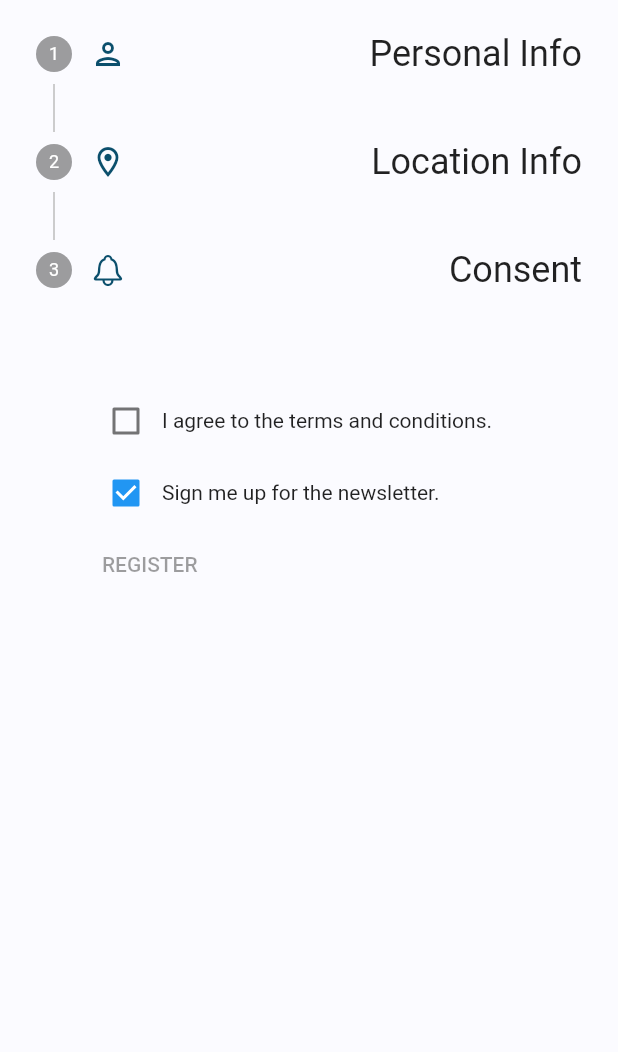
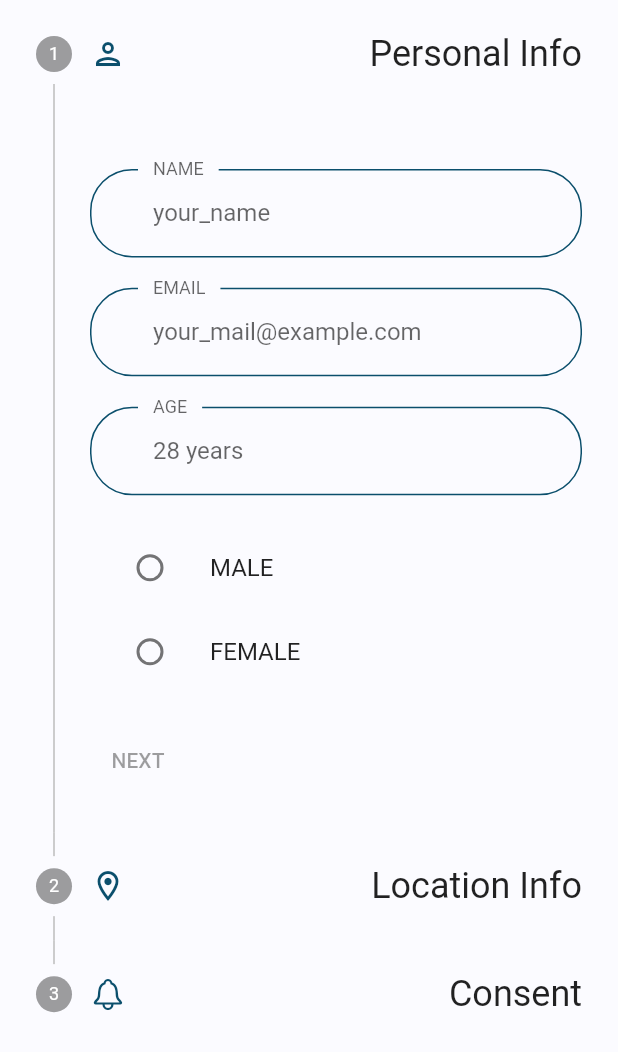
Before and after one commit to jeshu/doran-insurence-app, a Flutter app: the screen it shows after launch, on a phone screen of 412 x 824 dp. Shown: the top 1052 px of the screen. Run offline on Flutter 3.47's test engine with Material 2 defaults, Android fonts, the phone set to English and light mode, and no system bars; accounts and stored records are empty.

```diff
--- a/lib/screens/register_customers/components/body.dart
+++ b/lib/screens/register_customers/components/body.dart
@@ -12,7 +12,7 @@ class Body extends StatefulWidget {
 }
 
 class _BodyState extends State<Body> {
-  int _currentStep = 2;
+  int _currentStep = 0;
 
   void tapped(step) {
     if (step >= 3) {
@@ -32,7 +32,8 @@ class _BodyState extends State<Body> {
   @override
   Widget build(BuildContext context) {
     return SafeArea(
-      child: Container(
+      child: Form(
+        autovalidateMode: AutovalidateMode.onUserInteraction,
         child: Stepper(
           type: StepperType.vertical,
           currentStep: _currentStep,
@@ -77,9 +78,7 @@ class _BodyState extends State<Body> {
                   ),
                 ],
               ),
-              content: Column(
-                children: [PersonlInfoForm()],
-              ),
+              content: PersonlInfoForm(),
             ),
             Step(
               title: Row(
@@ -95,11 +94,7 @@ class _BodyState extends State<Body> {
                   ),
                 ],
               ),
-              content: Column(
-                children: [
-                  LocationInfo(),
-                ],
-              ),
+              content: LocationInfo(),
             ),
             Step(
               title: Row(
@@ -115,11 +110,7 @@ class _BodyState extends State<Body> {
                   ),
                 ],
               ),
-              content: Column(
-                children: [
-                  Consent(),
-                ],
-              ),
+              content: Consent(),
             ),
           ],
         ),
--- a/lib/screens/register_customers/components/consent.dart
+++ b/lib/screens/register_customers/components/consent.dart
@@ -14,9 +14,7 @@ class _ConsentState extends State<Consent> {
 
   @override
   Widget build(BuildContext context) {
-    return SafeArea(
-      child: Container(
-        child: Column(
+    return Column(
       children: <Widget>[
         SizedBox(
           height: getProportionateScreenHeight(40.0),
@@ -26,7 +24,9 @@ class _ConsentState extends State<Consent> {
             Checkbox(
                 value: consent,
                 onChanged: (value) {
+                  setState(() {
                     consent = value;
+                  });
                 }),
             Text(
               'I agree to the terms and conditions.',
@@ -39,7 +39,9 @@ class _ConsentState extends State<Consent> {
             Checkbox(
                 value: newsletter,
                 onChanged: (value) {
+                  setState(() {
                     newsletter = value;
+                  });
                 }),
             Text(
               'Sign me up for the newsletter.',
@@ -48,8 +50,6 @@ class _ConsentState extends State<Consent> {
           ],
         ),
       ],
-        ),
-      ),
     );
   }
 }
```
Also changed, not shown: lib/screens/register_customers/components/location_info.dart (+5 -11 lines), lib/screens/register_customers/components/personal_info.dart (+5 -8 lines). Lines whose indentation alone changed are shown as unchanged.
